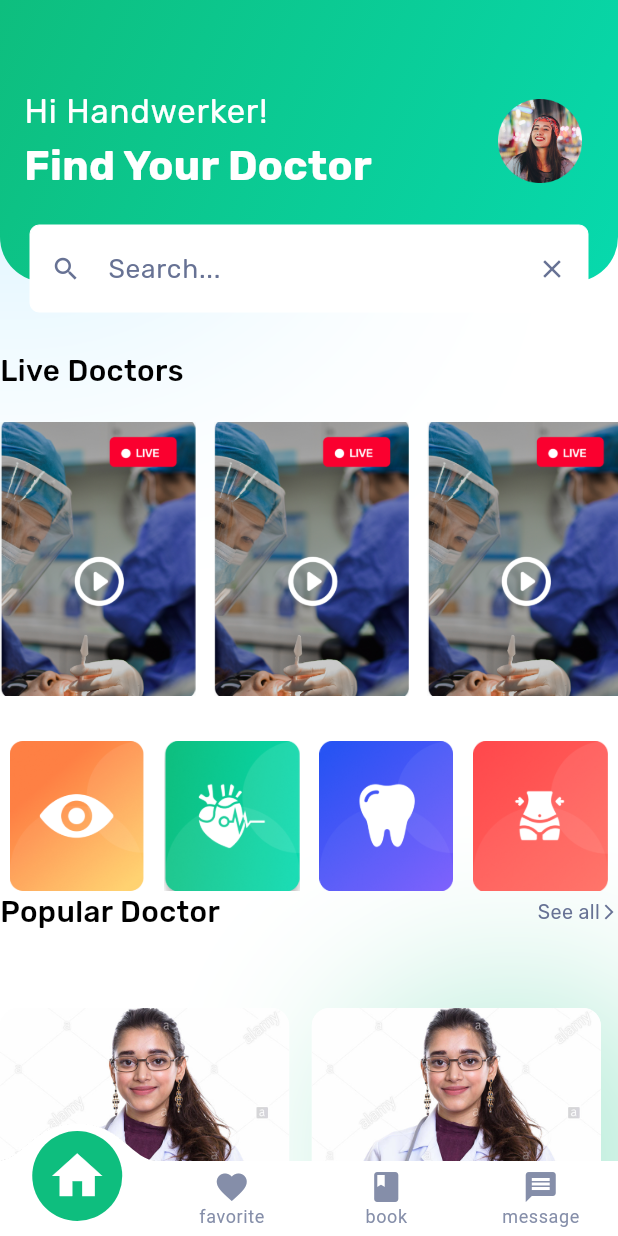
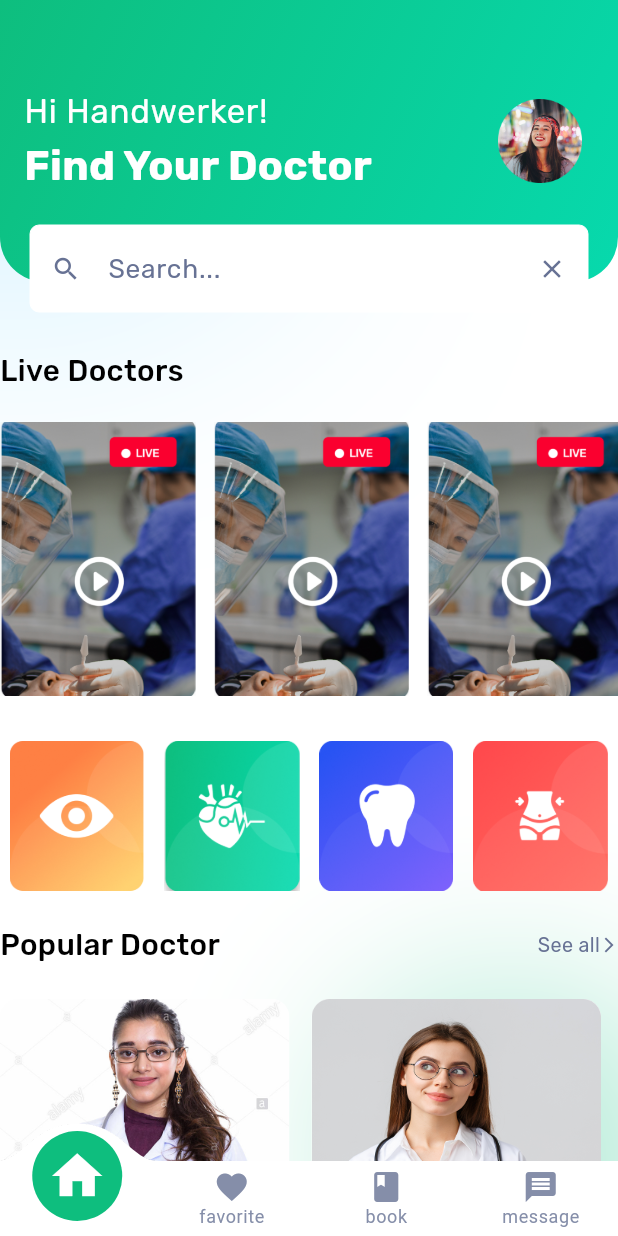
Before and after one commit to Elkady468/doctor_app, a Flutter app: the screen it shows after launch, on a phone screen of 412 x 824 dp. Run offline on Flutter 3.47's test engine with Material 3 defaults, Android fonts, the phone set to English and light mode, and no system bars; drawn by our look-alikes of convex_bottom_bar; our stand-ins replace flutter_svg.

Commit message:
finish populer section

```diff
--- /dev/null
+++ b/lib/feature/home/data/models/populer_doctor_model.dart
@@ -0,0 +1,11 @@
+class PopulerDoctorModel {
+  final String image;
+  final String name;
+  final String depr;
+
+  PopulerDoctorModel({
+    required this.image,
+    required this.name,
+    required this.depr,
+  });
+}
--- a/lib/feature/home/presentation/views/widgets/doctor_populer_header.dart
+++ b/lib/feature/home/presentation/views/widgets/doctor_populer_header.dart
@@ -2,13 +2,13 @@ import 'package:doctor_app/core/utils/styles.dart';
 import 'package:flutter/material.dart';
 
 class DoctorPopulerHeader extends StatelessWidget {
-  const DoctorPopulerHeader({super.key});
-
+  const DoctorPopulerHeader({super.key, required this.text});
+  final String text;
   @override
   Widget build(BuildContext context) {
     return Row(
       children: [
-        Text("Popular Doctor", style: Styles.Medium18(context)),
+        Text(text, style: Styles.Medium18(context)),
         Spacer(),
         Row(
           children: [
--- a/lib/feature/home/presentation/views/widgets/doctor_populer_item.dart
+++ b/lib/feature/home/presentation/views/widgets/doctor_populer_item.dart
@@ -1,10 +1,11 @@
 import 'package:doctor_app/core/utils/Assets.dart';
 import 'package:doctor_app/core/utils/styles.dart';
+import 'package:doctor_app/feature/home/data/models/populer_doctor_model.dart';
 import 'package:flutter/material.dart';
 
 class DoctorPopulerItem extends StatelessWidget {
-  const DoctorPopulerItem({super.key});
-
+  const DoctorPopulerItem({super.key, required this.populerDoctorModel});
+  final PopulerDoctorModel populerDoctorModel;
   @override
   Widget build(BuildContext context) {
     return Container(
@@ -16,12 +17,12 @@ class DoctorPopulerItem extends StatelessWidget {
       child: Column(
         children: [
           Image.asset(
-            Assets.populerDoctor1,
+            populerDoctorModel.image,
             height: MediaQuery.of(context).size.height * .2216748768472906,
           ),
           SizedBox(height: 14),
-          Text("Dr. Fillerup Grab", style: Styles.Medium18(context)),
-          Text("Medicine Specialist", style: Styles.Ligth12(context)),
+          Text(populerDoctorModel.name, style: Styles.Medium18(context)),
+          Text(populerDoctorModel.depr, style: Styles.Ligth12(context)),
           SizedBox(height: 8),
           Image.asset(
             Assets.rateStar,
--- a/lib/feature/home/presentation/views/widgets/doctor_populer_list_view.dart
+++ b/lib/feature/home/presentation/views/widgets/doctor_populer_list_view.dart
@@ -1,19 +1,32 @@
+import 'package:doctor_app/core/utils/Assets.dart';
+import 'package:doctor_app/feature/home/data/models/populer_doctor_model.dart';
 import 'package:doctor_app/feature/home/presentation/views/widgets/doctor_populer_item.dart';
 import 'package:flutter/material.dart';
 
 class DoctorPopulerListView extends StatelessWidget {
-  const DoctorPopulerListView({super.key});
-
+  DoctorPopulerListView({super.key});
+  List<PopulerDoctorModel> items = [
+    PopulerDoctorModel(
+      image: Assets.populerDoctor1,
+      name: "Dr. Fillerup Grab",
+      depr: "Medicine Specialist",
+    ),
+    PopulerDoctorModel(
+      image: Assets.populerDoctor2,
+      name: "Dr. Blessing",
+      depr: "Dentist Specialist",
+    ),
+  ];
   @override
   Widget build(BuildContext context) {
     return ListView.builder(
       padding: EdgeInsets.zero,
       scrollDirection: Axis.horizontal,
-      itemCount: 5,
+      itemCount: items.length,
       itemBuilder: (context, index) {
         return Padding(
           padding: const EdgeInsets.only(right: 15.0),
-          child: DoctorPopulerItem(),
+          child: DoctorPopulerItem(populerDoctorModel: items[index]),
         );
       },
     );
--- a/lib/feature/home/presentation/views/widgets/home_view_body.dart
+++ b/lib/feature/home/presentation/views/widgets/home_view_body.dart
@@ -1,9 +1,8 @@
 import 'package:doctor_app/core/utils/styles.dart';
 import 'package:doctor_app/feature/home/presentation/views/widgets/custom_app_bar.dart';
 import 'package:doctor_app/feature/home/presentation/views/widgets/deprs.dart';
-import 'package:doctor_app/feature/home/presentation/views/widgets/doctor_populer_header.dart';
-import 'package:doctor_app/feature/home/presentation/views/widgets/doctor_populer_list_view.dart';
 import 'package:doctor_app/feature/home/presentation/views/widgets/live_doctor_list_view.dart';
+import 'package:doctor_app/feature/home/presentation/views/widgets/populer_doctor_section.dart';
 import 'package:flutter/material.dart';
 
 class HomeViewBody extends StatelessWidget {
@@ -31,14 +30,8 @@ class HomeViewBody extends StatelessWidget {
               ),
               SliverToBoxAdapter(child: SizedBox(height: 30)),
               SliverToBoxAdapter(child: Deprs()),
-              SliverToBoxAdapter(child: DoctorPopulerHeader()),
-              SliverToBoxAdapter(child: SizedBox(height: 50)),
-              SliverToBoxAdapter(
-                child: SizedBox(
-                  height: MediaQuery.sizeOf(context).height * .34,
-                  child: DoctorPopulerListView(),
-                ),
-              ),
+              SliverToBoxAdapter(child: SizedBox(height: 22)),
+              SliverToBoxAdapter(child: PopulerDoctorSection()),
               SliverToBoxAdapter(child: SizedBox(height: 100)),
             ],
           ),
--- /dev/null
+++ b/lib/feature/home/presentation/views/widgets/populer_doctor_section.dart
@@ -0,0 +1,21 @@
+import 'package:doctor_app/feature/home/presentation/views/widgets/doctor_populer_header.dart';
+import 'package:doctor_app/feature/home/presentation/views/widgets/doctor_populer_list_view.dart';
+import 'package:flutter/material.dart';
+
+class PopulerDoctorSection extends StatelessWidget {
+  const PopulerDoctorSection({super.key});
+
+  @override
+  Widget build(BuildContext context) {
+    return Column(
+      children: [
+        DoctorPopulerHeader(text: "Popular Doctor"),
+        SizedBox(height: 22),
+        SizedBox(
+          height: MediaQuery.sizeOf(context).height * .34,
+          child: DoctorPopulerListView(),
+        ),
+      ],
+    );
+  }
+}
--- a/lib/feature/welcome/views/welcome_view.dart
+++ b/lib/feature/welcome/views/welcome_view.dart
@@ -1,7 +1,6 @@
 import 'package:doctor_app/core/utils/Assets.dart';
 import 'package:doctor_app/feature/welcome/views/widgets/welcome_view_body.dart';
 import 'package:flutter/material.dart';
-import 'package:flutter_svg/flutter_svg.dart';
 
 class WelcomeView extends StatelessWidget {
   const WelcomeView({super.key});
```
